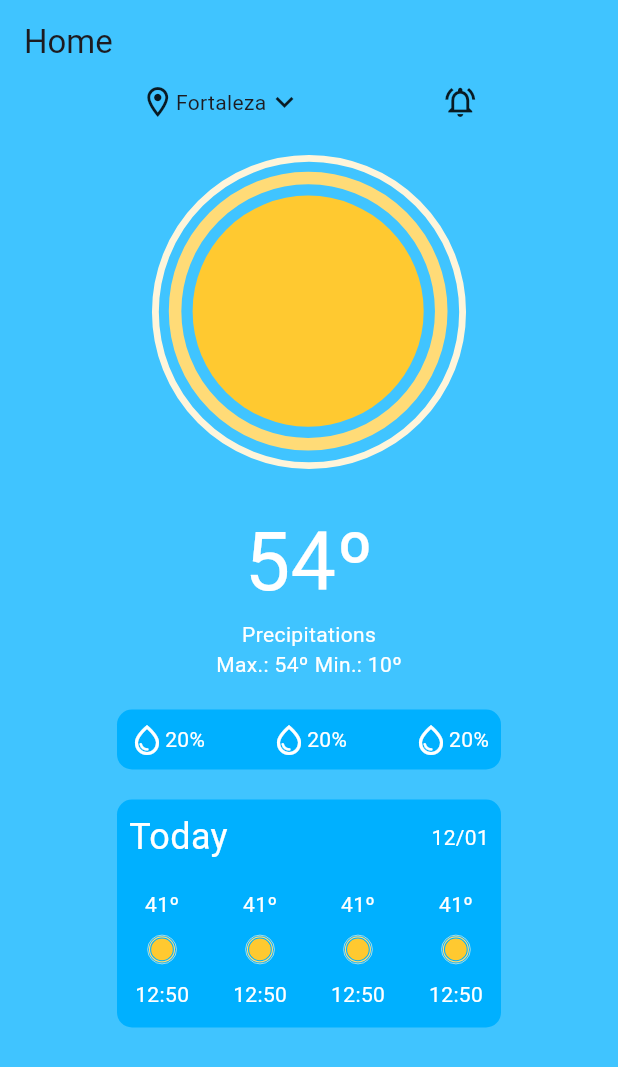
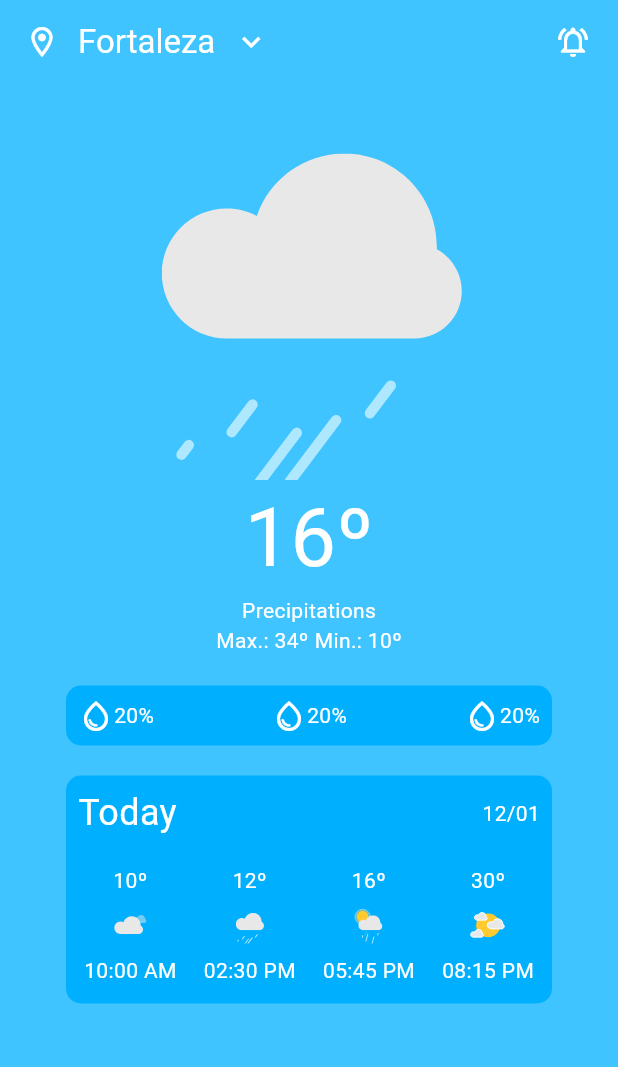
Before and after one commit to eduardosamorim/weather-app-MVC, a Flutter app: the screen it shows after launch, on a phone screen of 412 x 824 dp. Shown: the top 1067 px of the screen. Run offline on Flutter 3.47's test engine with Material 3 defaults, Android fonts, the phone set to English and light mode, and no system bars; our stand-ins replace get, lottie.

Commit message:
some adjustments

```diff
--- a/lib/modules/home/ui/home.dart
+++ b/lib/modules/home/ui/home.dart
@@ -12,31 +12,30 @@ class HomePage extends StatelessWidget {
       backgroundColor: Colors.lightBlueAccent,
       appBar: AppBar(
         backgroundColor: Colors.lightBlueAccent,
-        title: const Text('Home'),
+        title: const Row(
+          children: [
+            Icon(Icons.location_on_outlined, color: Colors.white,),
+            SizedBox(width: 12),
+            Text('Fortaleza', style: TextStyle(color: Colors.white),),
+            SizedBox(width: 12),
+            Icon(Icons.keyboard_arrow_down_sharp, color: Colors.white,),
+          ],
         ),
-      body: Column(
-        children: [
-          const Row(
-            mainAxisAlignment: MainAxisAlignment.spaceEvenly,
-            children: [
-              Column(
-                children: [
-                  Row(
-                    children: [
-                      Icon(Icons.location_on_outlined),
-                      Text('Fortaleza'),
-                      Icon(Icons.keyboard_arrow_down_sharp),
-                    ],
+        actions: const [
+          Padding(
+            padding: EdgeInsets.only(right: 18.0),
+            child: Icon(Icons.notifications_active_outlined, color: Colors.white,),
           ),
         ],
       ),
-              Icon(Icons.notifications_active_outlined),
-            ],
-          ),
+      body: Padding(
+        padding: const EdgeInsets.all(8.0),
+        child: Column(
+          children: [
             ResumeTemperatureWidget(
-            temperature: '54',
+              temperature: '16',
               min: '10',
-            max: '54',
+              max: '34',
             ),
             SizedBox(height: 20),
             DetailsTemperatureWidget(
@@ -50,6 +49,7 @@ class HomePage extends StatelessWidget {
             ),
           ],
         ),
+      ),
     );
   }
 }
--- a/lib/modules/home/ui/widgets/details_temperature.dart
+++ b/lib/modules/home/ui/widgets/details_temperature.dart
@@ -15,7 +15,7 @@ class DetailsTemperatureWidget extends StatelessWidget {
   @override
   Widget build(BuildContext context) {
     return Container(
-      width: 256,
+      width: 324,
       decoration: BoxDecoration(
           borderRadius: BorderRadius.circular(10),
           color: Colors.lightBlueAccent[400]),
--- a/lib/modules/home/ui/widgets/forecast_widget.dart
+++ b/lib/modules/home/ui/widgets/forecast_widget.dart
@@ -16,10 +16,30 @@ class ForecastWidget extends StatelessWidget {
     required this.currentHour,
   });
 
+  final List<Map<String, dynamic>> indexData = [
+    {'id': 1, 'icon': 'cloudy', 'time': '10:00 AM', 'temperature' : '10'},
+    {'id': 2, 'icon': 'rain_thunder', 'time': '02:30 PM', 'temperature' : '12'},
+    {'id': 3, 'icon': 'sunny_and_rain', 'time': '05:45 PM', 'temperature' : '16'},
+    {'id': 4, 'icon': 'sunny_with_clouds', 'time': '08:15 PM', 'temperature' : '30'},
+  ];
+
   @override
   Widget build(BuildContext context) {
+
+    final List<Widget> _detailsForecastWidget = [];
+
+    indexData.forEach((element) {
+      _detailsForecastWidget.add(
+        DetailsForecastWidget(
+          currentTemperature: element['temperature'],
+          currrentIcon: element['icon'],
+          currentHour: element['time'],
+        ),
+      );
+    });
+
     return Container(
-      width: 256,
+      width: 324,
       decoration: BoxDecoration(
           borderRadius: BorderRadius.circular(10),
           color: Colors.lightBlueAccent[400]),
@@ -44,28 +64,7 @@ class ForecastWidget extends StatelessWidget {
             SizedBox(height: 14),
             Row(
               mainAxisAlignment: MainAxisAlignment.spaceBetween,
-              children: [
-                DetailsForecastWidget(
-                  currentTemperature: currentTemperature,
-                  currrentIcon: currrentIcon,
-                  currentHour: currentHour,
-                ),
-                DetailsForecastWidget(
-                  currentTemperature: currentTemperature,
-                  currrentIcon: currrentIcon,
-                  currentHour: currentHour,
-                ),
-                DetailsForecastWidget(
-                  currentTemperature: currentTemperature,
-                  currrentIcon: currrentIcon,
-                  currentHour: currentHour,
-                ),
-                DetailsForecastWidget(
-                  currentTemperature: currentTemperature,
-                  currrentIcon: currrentIcon,
-                  currentHour: currentHour,
-                ),
-              ],
+              children: _detailsForecastWidget
             ),
           ],
         ),
--- a/lib/modules/home/ui/widgets/resume_temperature_widget.dart
+++ b/lib/modules/home/ui/widgets/resume_temperature_widget.dart
@@ -21,7 +21,7 @@ class ResumeTemperatureWidget extends StatelessWidget {
         Row(
           mainAxisAlignment: MainAxisAlignment.center,
           children: [
-            Lottie.asset('assets/sunny.json'),
+            Lottie.asset('assets/rain_thunder.json'),
           ],
         ),
         Row(
```
Also changed, not shown: pubspec.lock. Lines whose indentation alone changed are shown as unchanged.
